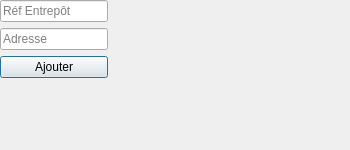
The window that form/FormEntrepot.ui (Alt68719/projet_achats) describes before a commit, drawn with Qt 5.
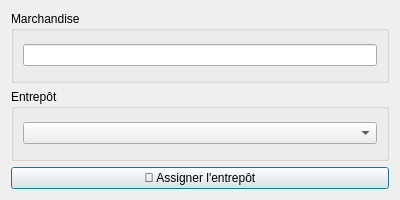
The same window after the commit.

Diff of the .ui file:
```diff
--- a/form/FormEntrepot.ui
+++ b/form/FormEntrepot.ui
@@ -6,38 +6,53 @@
    <rect>
     <x>0</x>
     <y>0</y>
-    <width>350</width>
-    <height>150</height>
+    <width>400</width>
+    <height>200</height>
    </rect>
   </property>
   <property name="windowTitle">
    <string>Ajouter Entrepôt</string>
   </property>
-  <widget class="QWidget" name="verticalLayoutWidget">
-   <layout class="QVBoxLayout" name="verticalLayout">
+  <layout class="QVBoxLayout" name="verticalLayoutMain">
+
+    <!-- Saisie libre de la marchandise -->
     <item>
-     <widget class="QLineEdit" name="lineEditRef">
-      <property name="placeholderText">
-       <string>Réf Entrepôt</string>
+     <widget class="QGroupBox" name="groupBoxMarchandise">
+      <property name="title">
+       <string>Marchandise</string>
       </property>
+      <layout class="QVBoxLayout" name="verticalLayoutMarchandise">
+       <item>
+        <widget class="QLineEdit" name="lineEditMarchandise"/>
+       </item>
+      </layout>
      </widget>
     </item>
+
+    <!-- Sélection de l'entrepôt -->
     <item>
-     <widget class="QLineEdit" name="lineEditAdresse">
-      <property name="placeholderText">
-       <string>Adresse</string>
+     <widget class="QGroupBox" name="groupBoxEntrepot">
+      <property name="title">
+       <string>Entrepôt</string>
       </property>
+      <layout class="QVBoxLayout" name="verticalLayoutEntrepot">
+       <item>
+        <widget class="QComboBox" name="comboBoxEntrepot"/>
+       </item>
+      </layout>
      </widget>
     </item>
+
+    <!-- Bouton Assigner -->
     <item>
      <widget class="QPushButton" name="btnAjouter">
       <property name="text">
-       <string>Ajouter</string>
+       <string>📝 Assigner l'entrepôt</string>
       </property>
      </widget>
     </item>
-   </layout>
-  </widget>
+
+  </layout>
  </widget>
  <resources/>
  <connections/>
```
Left out of the diff: 2 changed lines with no effect on the pictures.
